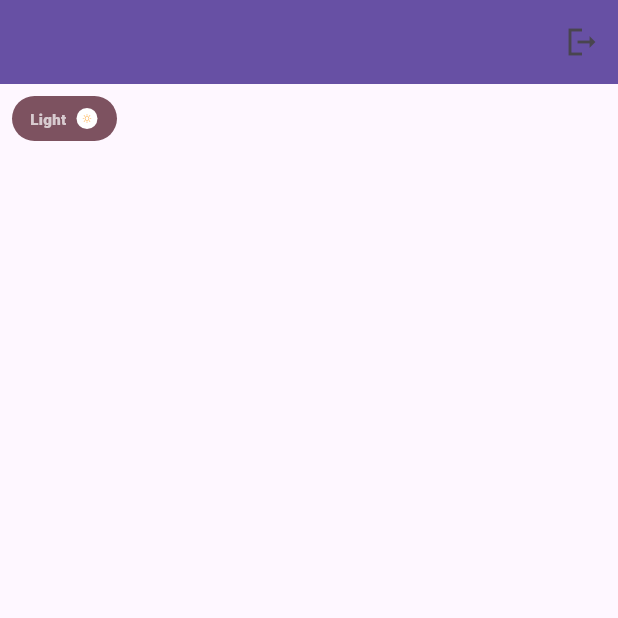
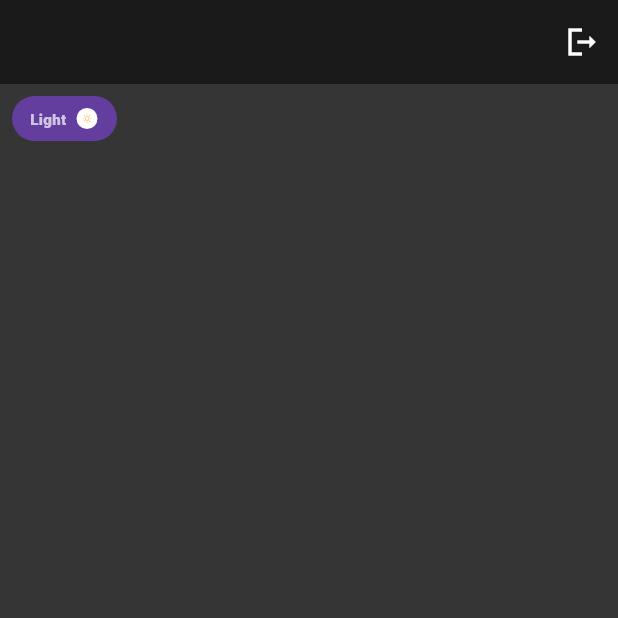
Before and after one commit to Shashank-Sahu8/problems, a Flutter app: the profile screen opened directly, after a tap on "Dark", on a phone screen of 412 x 824 dp, the top half of it. Run offline on Flutter 3.47's test engine with Material 3 defaults, Android fonts, the light colour scheme and no system bars; drawn by our look-alikes of flutter_switch; our stand-ins replace connectivity_plus, firebase_auth, firebase_core, flutter_spinkit, fluttertoast, font_awesome_flutter and 5 more; accounts and stored records are empty.

Commit message:
Shashank12

```diff
--- a/lib/Theme/Theme_model.dart
+++ b/lib/Theme/Theme_model.dart
@@ -8,7 +8,7 @@ class Themeclass {
         background: CupertinoColors.white,
         primary: Colors.white38,
         onPrimaryContainer: Colors.black, //text color
-        secondary: Colors.grey.shade200,
+        secondary: Colors.grey.shade100,
         onSecondaryContainer: Color(0xff8f8f8e), //second text
         tertiary: Color(0xff733E9E)),
   );
--- a/lib/main.dart
+++ b/lib/main.dart
@@ -18,6 +18,8 @@ class MyApp extends StatelessWidget {
   @override
   Widget build(BuildContext context) {
     return MaterialApp(
+      themeMode: ThemeMode.system,
+      theme: Provider.of<ThemeProvider>(context).themeData,
       debugShowCheckedModeBanner: false,
       home: splash_screen(),
     );
```
